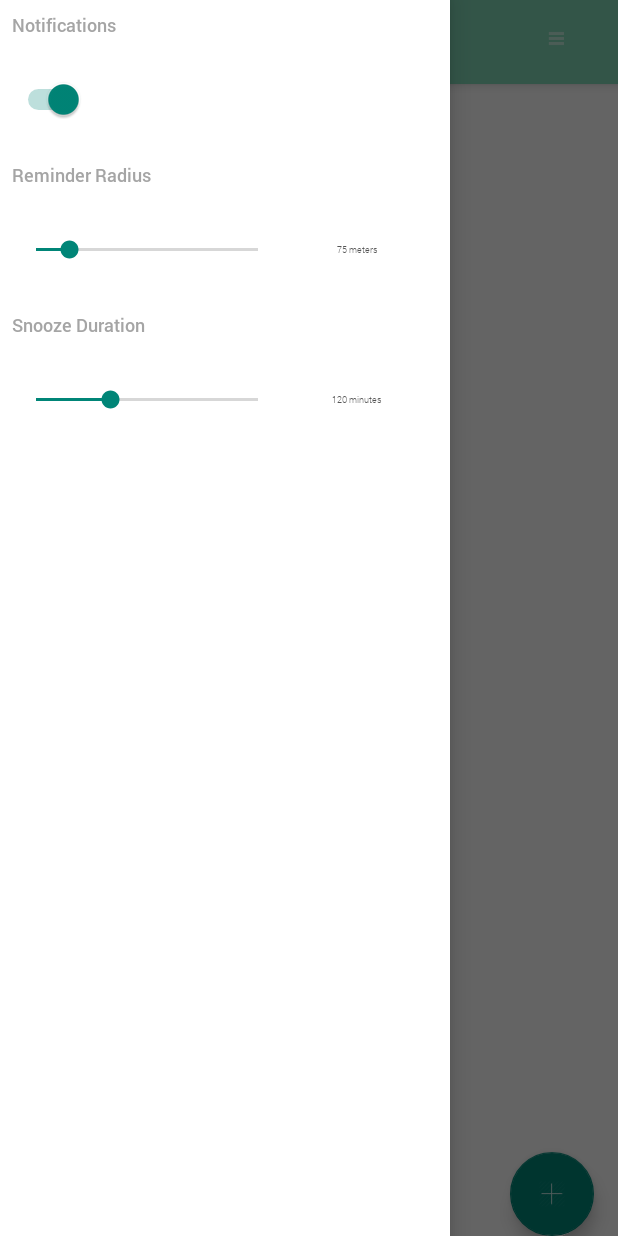
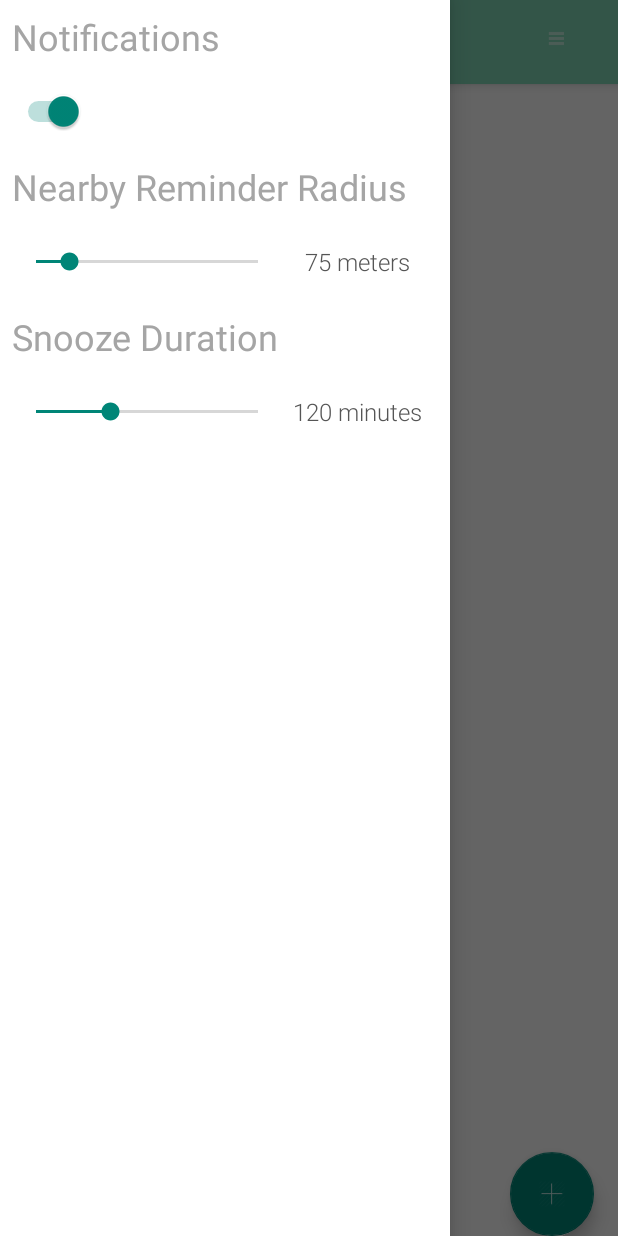
Before and after one commit to kbalouse/CloseBuy, an Android app: the screen it shows after launch (HomeActivity), with the side drawer open, on a phone screen of 412 x 824 dp. Run offline under Robolectric (Android 15) with nearby library versions, the phone set to English and light mode, and no system bars.

Commit message:
My bad. Roboto is the default android font. And font weights can be changed with fontFamily attribute

```diff
--- a/CloseBuy/app/src/main/java/fourpointoh/closebuy/CustomFontTextView.java
+++ /dev/null
@@ -1,75 +0,0 @@
-package fourpointoh.closebuy;
-
-import android.content.Context;
-import android.content.res.TypedArray;
-import android.graphics.Canvas;
-import android.graphics.Color;
-import android.graphics.Paint;
-import android.graphics.Typeface;
-import android.graphics.drawable.Drawable;
-import android.text.TextPaint;
-import android.util.AttributeSet;
-import android.util.Log;
-import android.view.Gravity;
-import android.view.View;
-import android.widget.TextView;
-
-import java.util.HashMap;
-
-/**
- * Simple TextView that allows custom fonts to be declared at XML level
- */
-public class CustomFontTextView extends TextView {
-
-    private static HashMap<String, Typeface> singletonTypeFaces = null;
-
-    public CustomFontTextView(Context context) {
-        super(context);
-        init(context, null);
-    }
-
-    public CustomFontTextView(Context context, AttributeSet attrs) {
-        super(context);
-        init(context, attrs);
-    }
-
-    public CustomFontTextView(Context context, AttributeSet attrs, int defStyle) {
-        super(context);
-        init(context, attrs);
-    }
-
-    @Override
-    protected void onDraw(Canvas canvas) {
-        super.onDraw(canvas);
-    }
-
-    private void init(Context context, AttributeSet attrs) {
-        if (singletonTypeFaces == null) {
-            singletonTypeFaces = new HashMap<String, Typeface>();
-        }
-
-        if (attrs != null) {
-            TypedArray a=getContext().obtainStyledAttributes(attrs, R.styleable.CustomFontTextView);
-
-            // Set android attributes
-            if (a.hasValue(R.styleable.CustomFontTextView_android_id)) {
-                this.setId(a.getResourceId(R.styleable.CustomFontTextView_android_id, 0));
-            }
-            this.setText(a.getString(R.styleable.CustomFontTextView_android_text));
-            this.setTextSize(a.getDimension(R.styleable.CustomFontTextView_android_textSize, 12));
-            this.setTextColor(a.getColor(R.styleable.CustomFontTextView_android_textColor, context.getResources().getColor(R.color.colorListItemText)));
-            this.setGravity(a.getInt(R.styleable.CustomFontTextView_android_gravity, Gravity.START));
-
-            // set the typeface
-            String path = "fonts/" + a.getString(R.styleable.CustomFontTextView_fontName) + ".ttf";
-            if (singletonTypeFaces.get(path) == null) {
-                Typeface tf = Typeface.createFromAsset(context.getAssets(), path);
-                singletonTypeFaces.put(path, tf);
-            }
-            this.setTypeface(singletonTypeFaces.get(path));
-
-            //Don't forget this
-            a.recycle();
-        }
-    }
-}
--- a/CloseBuy/app/src/main/res/layout/menu_drawer.xml
+++ b/CloseBuy/app/src/main/res/layout/menu_drawer.xml
@@ -14,12 +14,11 @@
         android:layout_width="match_parent"
         android:layout_height="100dp"
         android:orientation="vertical">
-        <fourpointoh.closebuy.CustomFontTextView
+        <TextView
             android:layout_width="match_parent"
             android:layout_height="wrap_content"
-            closebuy:fontName="Roboto-Medium"
             android:textColor="@color/colorBoldText"
-            android:textSize="8dp"
+            android:textSize="24sp"
             android:text="Notifications" />
         <Switch
             android:id="@+id/notification_switch"
@@ -32,13 +31,12 @@
         android:layout_width="match_parent"
         android:layout_height="100dp"
         android:orientation="vertical">
-        <fourpointoh.closebuy.CustomFontTextView
+        <TextView
             android:layout_width="match_parent"
             android:layout_height="wrap_content"
-            closebuy:fontName="Roboto-Medium"
             android:textColor="@color/colorBoldText"
-            android:text="Reminder Radius"
-            android:textSize="8dp" />
+            android:text="Nearby Reminder Radius"
+            android:textSize="24sp" />
         <LinearLayout
             android:layout_width="match_parent"
             android:layout_height="match_parent">
@@ -49,15 +47,15 @@
                 android:layout_height="wrap_content"
                 android:layout_gravity="center"
                 android:max="@integer/radius_max"/>
-            <fourpointoh.closebuy.CustomFontTextView
+            <TextView
                 android:id="@+id/radius_setting_text"
                 android:layout_width="100dp"
                 android:layout_height="match_parent"
-                closebuy:fontName="Roboto-Light"
                 android:textColor="@color/colorListItemText"
                 android:gravity="center"
                 android:text="50 meters"
-                android:textSize="4dp" />
+                android:textSize="16sp"
+                android:fontFamily="sans-serif-light"/>
         </LinearLayout>
     </LinearLayout>
 
@@ -66,13 +64,12 @@
         android:layout_width="match_parent"
         android:layout_height="100dp"
         android:orientation="vertical">
-        <fourpointoh.closebuy.CustomFontTextView
+        <TextView
             android:layout_width="match_parent"
             android:layout_height="wrap_content"
-            closebuy:fontName="Roboto-Medium"
             android:textColor="@color/colorBoldText"
             android:text="Snooze Duration"
-            android:textSize="8dp"/>
+            android:textSize="24sp"/>
         <LinearLayout
             android:layout_width="match_parent"
             android:layout_height="match_parent">
@@ -83,15 +80,15 @@
                 android:layout_height="wrap_content"
                 android:layout_gravity="center"
                 android:max="@integer/snooze_max"/>
-            <fourpointoh.closebuy.CustomFontTextView
+            <TextView
                 android:id="@+id/snooze_setting_text"
                 android:layout_width="100dp"
                 android:layout_height="match_parent"
-                closebuy:fontName="Roboto-Light"
                 android:textColor="@color/colorListItemText"
                 android:gravity="center"
                 android:text="90 minutes"
-                android:textSize="4dp"/>
+                android:textSize="16sp"
+                android:fontFamily="sans-serif-light"/>
         </LinearLayout>
     </LinearLayout>
 
--- a/CloseBuy/app/src/main/res/values/attrs_custom_font_text_view.xml
+++ /dev/null
@@ -1,10 +0,0 @@
-<resources>
-    <declare-styleable name="CustomFontTextView">
-        <attr name="android:id" />
-        <attr name="android:text" />
-        <attr name="android:textSize" />
-        <attr name="android:textColor" />
-        <attr name="android:gravity" />
-        <attr name="fontName" format="string"/>
-    </declare-styleable>
-</resources>
```
Also changed, not shown: CloseBuy/app/src/main/assets/fonts/Roboto-Light.ttf (deleted), CloseBuy/app/src/main/assets/fonts/Roboto-Medium.ttf (deleted), CloseBuy/app/src/main/assets/fonts/Roboto-Regular.ttf (deleted).
